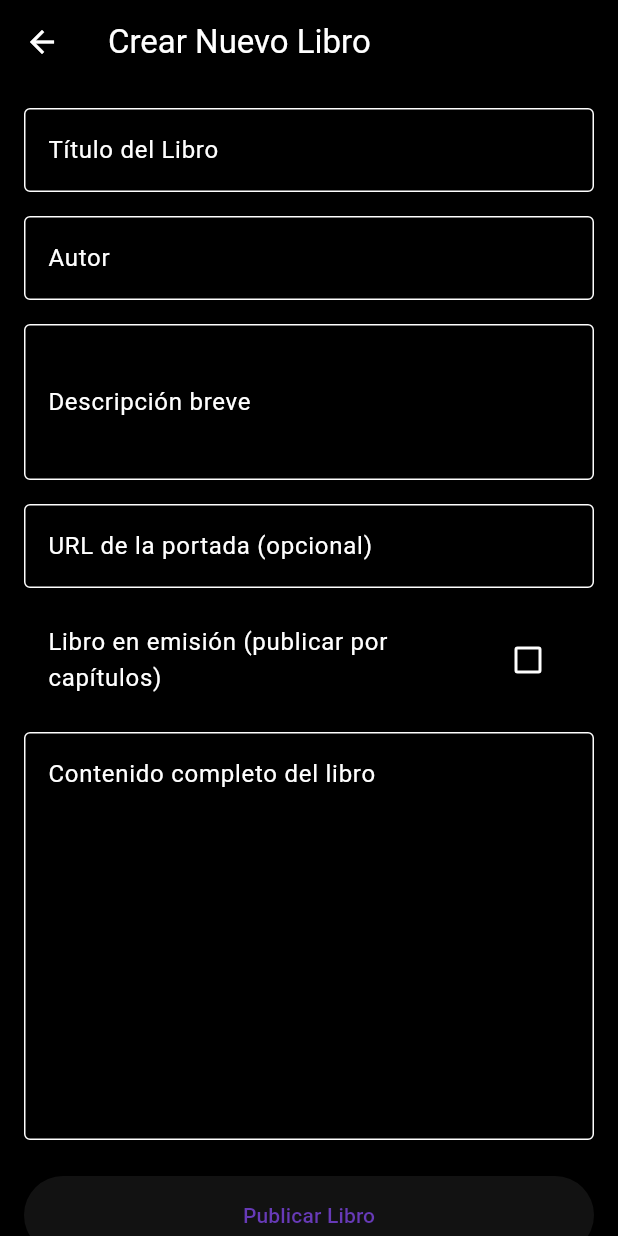
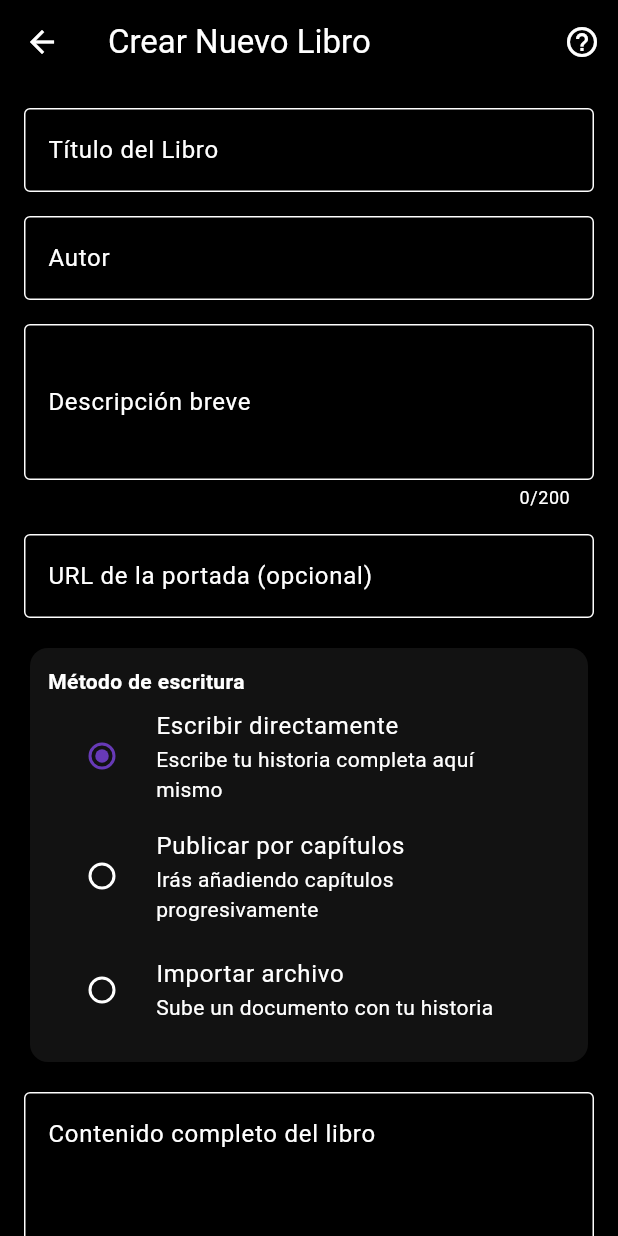
Before and after one commit to angiefjrd/Proyecto-IS513, a Flutter app: the CrearLibroPage screen opened by its route, on a phone screen of 412 x 824 dp. Run offline on Flutter 3.47's test engine with Material 3 defaults, Android fonts, the phone set to English and light mode, and no system bars; our stand-ins replace cloud_firestore, firebase_auth, firebase_core, get, go_router; accounts and stored records are empty; network calls fail.

Commit message:
Merge branch 'master' of https://github.com/angiefjrd/Proyecto-IS513 # Please enter a commit message to explain why this merge is necessary, # especially if it merges an updated upstream into a topic branch. # # Lines starting with '#' will be ignored, and an empty message aborts # the commit.

```diff
--- a/lib/views/crear_libro.dart
+++ b/lib/views/crear_libro.dart
@@ -1,9 +1,9 @@
 import 'package:flutter/material.dart';
 import 'package:get/get.dart';
+import 'package:firebase_auth/firebase_auth.dart';
 import 'package:writerhub/widgets/controller.dart';
 import '../models/libro.dart';
 import 'crear_capitulo.dart';
-import 'package:firebase_auth/firebase_auth.dart';
 
 class CrearLibroPage extends StatefulWidget {
   const CrearLibroPage({super.key});
@@ -14,41 +14,62 @@ class CrearLibroPage extends StatefulWidget {
 
 class _CrearLibroPageState extends State<CrearLibroPage> {
   final _formKey = GlobalKey<FormState>();
-  final TextEditingController _tituloController = TextEditingController();
-  final TextEditingController _autorController = TextEditingController();
-  final TextEditingController _descripcionController = TextEditingController();
-  final TextEditingController _portadaUrlController = TextEditingController();
-  final TextEditingController _contenidoController = TextEditingController();
+  final _tituloController = TextEditingController();
+  final _autorController = TextEditingController();
+  final _descripcionController = TextEditingController();
+  final _portadaUrlController = TextEditingController();
+  final _contenidoController = TextEditingController();
+
+  String _tipoEscrituraSeleccionado = 'directa';
   bool _esEnEmision = false;
 
   @override
   Widget build(BuildContext context) {
-    final Controller controlador = Get.find();
+    final controlador = Get.find<Controller>();
     final user = FirebaseAuth.instance.currentUser;
 
     return Scaffold(
       appBar: AppBar(
         title: const Text('Crear Nuevo Libro'),
+        actions: [
+          IconButton(
+            icon: const Icon(Icons.help_outline),
+            onPressed: _mostrarAyuda,
+          ),
+        ],
       ),
       body: SingleChildScrollView(
-        padding: const EdgeInsets.all(16.0),
+        padding: const EdgeInsets.all(16),
         child: Form(
           key: _formKey,
           child: Column(
             crossAxisAlignment: CrossAxisAlignment.stretch,
+            children: [
+              _buildSeccionBasica(),
+              _buildSelectorMetodoEscritura(),
+              if (_tipoEscrituraSeleccionado == 'directa') _buildEscrituraDirecta(),
+              if (_tipoEscrituraSeleccionado == 'capitulos') _buildPublicacionPorCapitulos(),
+              if (_tipoEscrituraSeleccionado == 'importar') _buildImportarArchivo(),
+              _buildBotonPublicacion(controlador, user),
+            ],
+          ),
+        ),
+      ),
+    );
+  }
+
+  Widget _buildSeccionBasica() {
+    return Column(
       children: [
         TextFormField(
           controller: _tituloController,
           decoration: const InputDecoration(
             labelText: 'Título del Libro',
             border: OutlineInputBorder(),
+            hintText: 'Ej: El secreto de las estrellas',
           ),
-                validator: (value) {
-                  if (value == null || value.isEmpty) {
-                    return 'Por favor ingresa un título';
-                  }
-                  return null;
-                },
+          validator: (value) =>
+              (value == null || value.isEmpty) ? 'Por favor ingresa un título' : null,
         ),
         const SizedBox(height: 16),
         TextFormField(
@@ -56,13 +77,10 @@ class _CrearLibroPageState extends State<CrearLibroPage> {
           decoration: const InputDecoration(
             labelText: 'Autor',
             border: OutlineInputBorder(),
+            hintText: 'Tu nombre o seudónimo',
           ),
-                validator: (value) {
-                  if (value == null || value.isEmpty) {
-                    return 'Por favor ingresa el autor';
-                  }
-                  return null;
-                },
+          validator: (value) =>
+              (value == null || value.isEmpty) ? 'Por favor ingresa el autor' : null,
         ),
         const SizedBox(height: 16),
         TextFormField(
@@ -70,11 +88,15 @@ class _CrearLibroPageState extends State<CrearLibroPage> {
           decoration: const InputDecoration(
             labelText: 'Descripción breve',
             border: OutlineInputBorder(),
+            hintText: 'Resumen atractivo de tu obra (máx. 200 caracteres)',
           ),
           maxLines: 3,
+          maxLength: 200,
           validator: (value) {
             if (value == null || value.isEmpty) {
               return 'Por favor ingresa una descripción';
+            } else if (value.length > 200) {
+              return 'La descripción es demasiado larga';
             }
             return null;
           },
@@ -85,19 +107,67 @@ class _CrearLibroPageState extends State<CrearLibroPage> {
           decoration: const InputDecoration(
             labelText: 'URL de la portada (opcional)',
             border: OutlineInputBorder(),
+            hintText: 'https://ejemplo.com/portada.jpg',
           ),
         ),
         const SizedBox(height: 16),
-              CheckboxListTile(
-                title: const Text('Libro en emisión (publicar por capítulos)'),
-                value: _esEnEmision,
+      ],
+    );
+  }
+
+  Widget _buildSelectorMetodoEscritura() {
+    return Card(
+      child: Padding(
+        padding: const EdgeInsets.all(12),
+        child: Column(
+          crossAxisAlignment: CrossAxisAlignment.start,
+          children: [
+            const Text('Método de escritura', style: TextStyle(fontWeight: FontWeight.bold)),
+            RadioListTile<String>(
+              title: const Text('Escribir directamente'),
+              subtitle: const Text('Escribe tu historia completa aquí mismo'),
+              value: 'directa',
+              groupValue: _tipoEscrituraSeleccionado,
               onChanged: (value) {
                 setState(() {
-                    _esEnEmision = value ?? false;
+                  _tipoEscrituraSeleccionado = value!;
+                  _esEnEmision = false;
                 });
               },
             ),
-              if (!_esEnEmision) ...[
+            RadioListTile<String>(
+              title: const Text('Publicar por capítulos'),
+              subtitle: const Text('Irás añadiendo capítulos progresivamente'),
+              value: 'capitulos',
+              groupValue: _tipoEscrituraSeleccionado,
+              onChanged: (value) {
+                setState(() {
+                  _tipoEscrituraSeleccionado = value!;
+                  _esEnEmision = true;
+                });
+              },
+            ),
+            RadioListTile<String>(
+              title: const Text('Importar archivo'),
+              subtitle: const Text('Sube un documento con tu historia'),
+              value: 'importar',
+              groupValue: _tipoEscrituraSeleccionado,
+              onChanged: (value) {
+                setState(() {
+                  _tipoEscrituraSeleccionado = value!;
+                  _esEnEmision = false;
+                });
+              },
+            ),
+          ],
+        ),
+      ),
+    );
+  }
+
+  Widget _buildEscrituraDirecta() {
+    return Column(
+      children: [
         const SizedBox(height: 16),
         TextFormField(
           controller: _contenidoController,
@@ -106,72 +176,128 @@ class _CrearLibroPageState extends State<CrearLibroPage> {
             border: OutlineInputBorder(),
             alignLabelWithHint: true,
           ),
-                  maxLines: 10,
+          maxLines: 15,
           validator: (value) {
-                    if (!_esEnEmision && (value == null || value.isEmpty)) {
+            if (_tipoEscrituraSeleccionado == 'directa' &&
+                (value == null || value.isEmpty)) {
               return 'Por favor escribe el contenido del libro';
             }
             return null;
           },
         ),
+        const SizedBox(height: 8),
+        Text(
+          'Puedes escribir tu historia directamente aquí. Recuerda guardar con frecuencia.',
+          style: Theme.of(context).textTheme.bodySmall,
+        ),
       ],
-              const SizedBox(height: 24),
-              ElevatedButton(
-                onPressed: () => _publicarLibro(controlador, user),
-                style: ElevatedButton.styleFrom(
-                  padding: const EdgeInsets.symmetric(vertical: 16),
-                ),
-                child: const Text('Publicar Libro'),
+    );
+  }
+
+  Widget _buildPublicacionPorCapitulos() {
+    return Column(
+      children: [
+        const SizedBox(height: 16),
+        Card(
+          color: Colors.blue[50],
+          child: Padding(
+            padding: const EdgeInsets.all(12),
+            child: Column(
+              children: const [
+                Icon(Icons.timelapse, size: 40, color: Colors.blue),
+                SizedBox(height: 8),
+                Text('Publicación por capítulos', style: TextStyle(fontWeight: FontWeight.bold)),
+                SizedBox(height: 8),
+                Text(
+                  'Después de crear el libro, podrás añadir capítulos uno por uno.',
+                  textAlign: TextAlign.center,
                 ),
               ],
             ),
           ),
         ),
+      ],
     );
   }
 
-  Future<void> _publicarLibro(Controller controlador, User? user) async {
+  Widget _buildImportarArchivo() {
+    return Column(
+      children: [
+        const SizedBox(height: 16),
+        ElevatedButton.icon(
+          icon: const Icon(Icons.upload_file),
+          label: const Text('Seleccionar archivo'),
+          onPressed: _seleccionarArchivo,
+        ),
+        const SizedBox(height: 8),
+        Text(
+          'Formatos soportados: .docx, .txt, .pdf',
+          style: Theme.of(context).textTheme.bodySmall,
+        ),
+      ],
+    );
+  }
+
+  Widget _buildBotonPublicacion(Controller controlador, User? user) {
+    return Column(
+      children: [
+        const SizedBox(height: 24),
+        ElevatedButton(
+          onPressed: () => _publicarLibro(controlador, user),
+          style: ElevatedButton.styleFrom(padding: const EdgeInsets.symmetric(vertical: 16)),
+          child: const Text('Publicar libro'),
+        ),
+      ],
+    );
+  }
+
+  void _mostrarAyuda() {
+    showDialog(
+      context: context,
+      builder: (_) => AlertDialog(
+        title: const Text('Ayuda'),
+        content: const Text(
+          'Selecciona el método de escritura que prefieras. Puedes escribir directamente, importar un archivo o comenzar por capítulos.',
+        ),
+        actions: [
+          TextButton(onPressed: () => Navigator.pop(context), child: const Text('Entendido')),
+        ],
+      ),
+    );
+  }
+
+  void _seleccionarArchivo() {
+    // Implementación futura: selector de archivos
+    Get.snackbar('Función no disponible', 'Pronto podrás importar archivos desde tu dispositivo.');
+  }
+
+  void _publicarLibro(Controller controlador, User? user) {
     if (_formKey.currentState!.validate()) {
-      final nuevoLibro = Libro(
+      final libro = Libro(
         id: DateTime.now().millisecondsSinceEpoch.toString(),
-        titulo: _tituloController.text,
-        autor: _autorController.text,
-        autorId: user?.uid ?? '',
-        portadaUrl: _portadaUrlController.text,
-        descripcion: _descripcionController.text,
-        contenidoCompleto: _esEnEmision ? null : _contenidoController.text,
+        titulo: _tituloController.text.trim(),
+        autor: _autorController.text.trim(),
+        autorId: user?.uid ?? 'desconocido',
+        portadaUrl: _portadaUrlController.text.trim(),
+        descripcion: _descripcionController.text.trim(),
+        contenidoCompleto: _tipoEscrituraSeleccionado == 'directa'
+            ? _contenidoController.text.trim()
+            : null,
         esEnEmision: _esEnEmision,
         fechaCreacion: DateTime.now(),
         calificacion: 0,
         lectores: 0,
         reacciones: [],
+        comentarios: [],
       );
 
-      await controlador.agregarLibro(nuevoLibro);
+      controlador.agregarLibro(libro);
 
-      if (_esEnEmision) {
-        Get.to(() => CrearCapituloPage(
-          libroId: nuevoLibro.id,
-          numeroCapitulo: 1,
-        ));
+      if (_tipoEscrituraSeleccionado == 'capitulos') {
+        Get.to(() => CrearCapituloPage(libroId: libro.id, tituloLibro: libro.titulo, numeroCapitulo: 1));
       } else {
         Get.back();
-        Get.snackbar(
-          'Éxito',
-          'Libro publicado correctamente',
-          snackPosition: SnackPosition.BOTTOM,
-        );
       }
     }
   }
-
-  @override
-  void dispose() {
-    _tituloController.dispose();
-    _autorController.dispose();
-    _descripcionController.dispose();
-    _portadaUrlController.dispose();
-    _contenidoController.dispose();
-    super.dispose();
 }
-}
--- a/lib/views/detalles_libro.dart
+++ b/lib/views/detalles_libro.dart
@@ -263,6 +263,7 @@ class _DetalleLibroPageState extends State<DetalleLibroPage> {
           Get.to(() => CrearCapituloPage(
                 libroId: _libro.id,
                 numeroCapitulo: nextChapter,
+                tituloLibro: _libro.titulo,
               ));
         } else {
           Get.to(() => LecturaLibroPage(libro: _libro));
--- a/lib/views/lecturacap.dart
+++ b/lib/views/lecturacap.dart
@@ -47,9 +47,11 @@ class _LecturaCapitulosPageState extends State<LecturaCapitulosPage> {
                  Get.to(() => CrearCapituloPage(
                   libroId: widget.libro.id,
                   numeroCapitulo: nextChapter,
+                  tituloLibro: widget.libro.titulo,
                    ))?.then((_) => _controller.cargarCapitulos(widget.libro.id));
                  },
-            ),
+              )
+
         ],
       ),
       body: Obx(() {
--- a/lib/views/lecturalib.dart
+++ b/lib/views/lecturalib.dart
@@ -221,6 +221,7 @@ class LecturaLibroPage extends StatelessWidget {
     Get.to(() => CrearCapituloPage(
       libroId: libro.id,
       numeroCapitulo: 1,
+      tituloLibro: libro.titulo,
     ));
   }
 
--- a/lib/widgets/ruta.dart
+++ b/lib/widgets/ruta.dart
@@ -67,6 +67,7 @@ class Rutas {
               builder: (context, state) => CrearCapituloPage(
                 libroId: state.pathParameters['libroId']!,
                 numeroCapitulo: int.parse(state.pathParameters['numero']!),
+                tituloLibro: state.pathParameters['tituloLibro']!,
               ),
             ),
             GoRoute(
```
Also changed, not shown: lib/views/crear_capitulo.dart (+12 -10 lines). Lines whose indentation alone changed are shown as unchanged.
